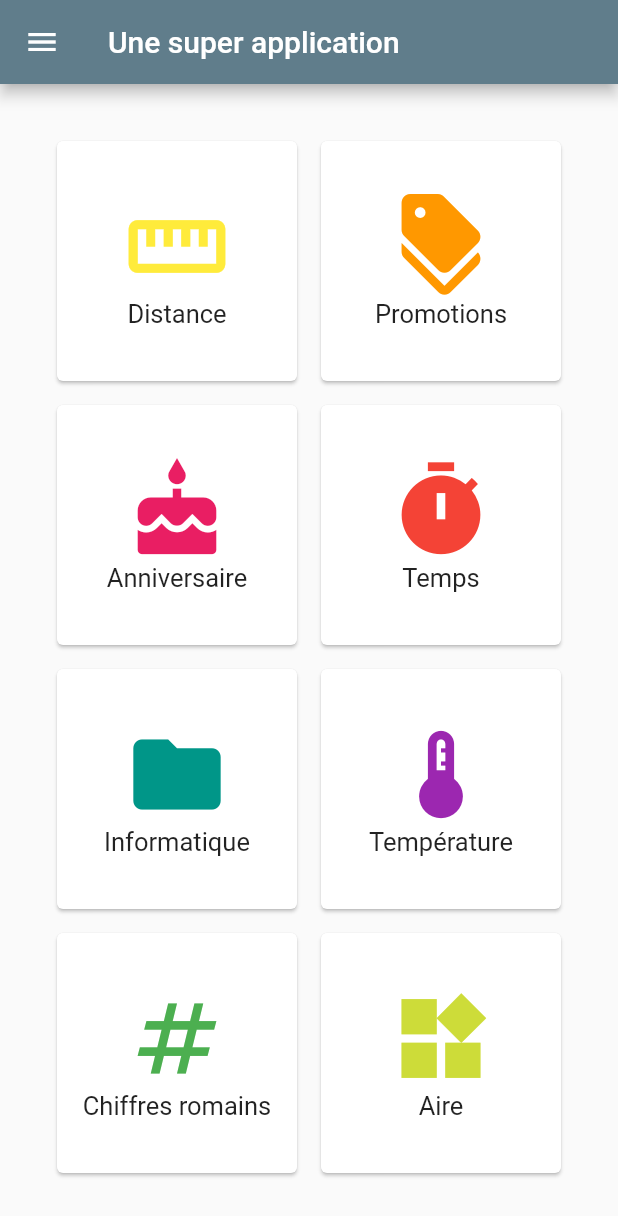
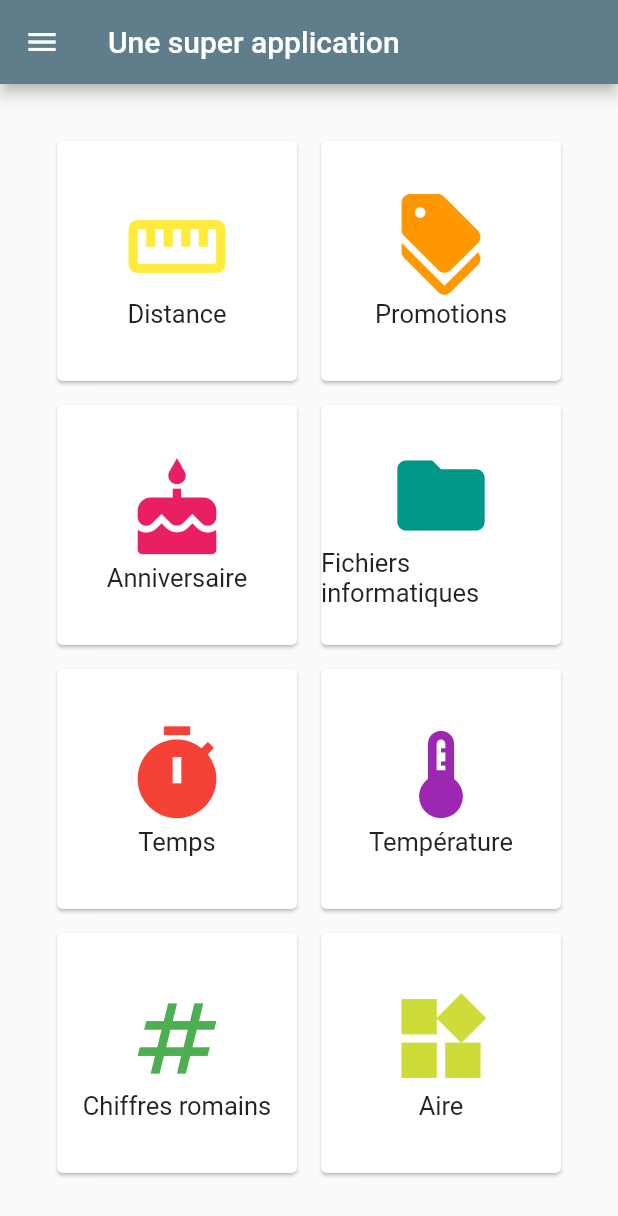
Before and after one commit to lucasdsm78/UtilitaireFlutter, a Flutter app: the screen it shows after launch, on a phone screen of 412 x 824 dp. Shown: the top 1216 px of the screen. Run offline on Flutter 3.47's test engine with Material 2 defaults, Android fonts, the light colour scheme and no system bars.

Commit message:
update des routes du menu

```diff
--- a/lib/widgets/_AreaConverterPage.dart
+++ b/lib/widgets/_AreaConverterPage.dart
@@ -2,7 +2,7 @@ import 'package:flutter/material.dart';
 import 'package:flutter/services.dart';
 
 class AreaConverterPage extends StatefulWidget {
-  static const tag = 'area_page';
+  static const tag = 'aire';
 
   @override
   _AreaConverterPageState createState() => _AreaConverterPageState();
--- a/lib/widgets/_DistanceConverterPage.dart
+++ b/lib/widgets/_DistanceConverterPage.dart
@@ -2,7 +2,7 @@ import 'package:flutter/material.dart';
 import 'package:flutter/services.dart';
 
 class DistanceConverterPage extends StatefulWidget {
-  static const tag = 'distance_page';
+  static const tag = 'distance';
 
   @override
   _DistanceConverterPageState createState() => _DistanceConverterPageState();
--- a/lib/widgets/_FileSizePage.dart
+++ b/lib/widgets/_FileSizePage.dart
@@ -2,7 +2,7 @@ import 'package:flutter/material.dart';
 import 'package:flutter/services.dart';
 
 class FileSizePage extends StatefulWidget {
-  static const tag = 'file_size_page';
+  static const tag = 'fichiers_informatiques';
 
   @override
   _FileSizePageState createState() => _FileSizePageState();
--- a/lib/widgets/_HomePage.dart
+++ b/lib/widgets/_HomePage.dart
@@ -7,9 +7,11 @@ import 'package:utilitaire_flutter/widgets/userYears.dart';
 import 'package:utilitaire_flutter/widgets/calculatePromotion.dart';
 import 'package:utilitaire_flutter/widgets/dateDifference.dart';
 import 'package:utilitaire_flutter/widgets/_AreaConverterPage.dart';
+import 'package:utilitaire_flutter/widgets/convertTemperature.dart';
+import 'package:utilitaire_flutter/widgets/_RomanNumerals.dart';
 
 class HomePage extends StatefulWidget {
-  static const tag = 'home_page';
+  static const tag = 'accueil';
   @override
   _HomePageState createState() => _HomePageState();
 }
@@ -30,10 +32,10 @@ class _HomePageState extends State<HomePage> {
             MenuItem('Distance', Icons.straighten , Colors.yellow, DistanceConverterPage.tag),
             MenuItem('Promotions', Icons.discount , Colors.orange, CalculatePromotion.tag),
             MenuItem('Anniversaire', Icons.cake , Colors.pink, UserYear.tag),
+            MenuItem('Fichiers informatiques', Icons.folder , Colors.teal, FileSizePage.tag),
             MenuItem('Temps', Icons.timer , Colors.red, MyDateDifference.tag),
-            MenuItem('Informatique', Icons.folder , Colors.teal, FileSizePage.tag),
-            MenuItem('Température', Icons.thermostat , Colors.purple, HomePage.tag),
-            MenuItem('Chiffres romains', Icons.numbers , Colors.green, HomePage.tag),
+            MenuItem('Température', Icons.thermostat , Colors.purple, ConvertTemperatureForm.tag),
+            MenuItem('Chiffres romains', Icons.numbers , Colors.green, RomanNumeralsPage.tag),
             MenuItem('Aire', Icons.widgets , Colors.lime, AreaConverterPage.tag),
           ],
         ) : ListView(
@@ -43,10 +45,10 @@ class _HomePageState extends State<HomePage> {
             MenuItem('Distance', Icons.straighten , Colors.yellow, DistanceConverterPage.tag),
             MenuItem('Promotions', Icons.discount , Colors.orange, CalculatePromotion.tag),
             MenuItem('Anniversaire', Icons.cake , Colors.pink, UserYear.tag),
+            MenuItem('Fichiers informatiques', Icons.folder , Colors.teal, FileSizePage.tag),
             MenuItem('Temps', Icons.timer , Colors.red, MyDateDifference.tag),
-            MenuItem('Informatique', Icons.folder , Colors.teal, FileSizePage.tag),
-            MenuItem('Température', Icons.thermostat , Colors.purple, HomePage.tag),
-            MenuItem('Chiffres romains', Icons.numbers , Colors.green, HomePage.tag),
+            MenuItem('Température', Icons.thermostat , Colors.purple, ConvertTemperatureForm.tag),
+            MenuItem('Chiffres romains', Icons.numbers , Colors.green, RomanNumeralsPage.tag),
             MenuItem('Aire', Icons.widgets , Colors.lime, AreaConverterPage.tag),
           ],
         ),
@@ -61,15 +63,21 @@ class _HomePageState extends State<HomePage> {
           children: [
             const DrawerHeader(
               decoration: BoxDecoration(
-                color: Colors.blue,
+                color: Colors.blueGrey,
               ),
-              child: Text('Drawer Header'),
+              child:
+              Text(
+                'Drawer Header',
+                style: TextStyle(
+                    color: Colors.white,
+                    fontSize: 16.0
+                ),
+              ),
             ),
             ListTile(
               title: const Text('Grid View'),
               onTap: () {
                 // Update the state of the app
-                // ...
                 setState(() {
                   _changeLayout = true;
                 });
@@ -77,10 +85,9 @@ class _HomePageState extends State<HomePage> {
               },
             ),
             ListTile(
-              title: const Text('Line View'),
+              title: const Text('List View'),
               onTap: () {
                 // Update the state of the app
-                // ...
                 // Then close the drawer
                 setState(() {
                   _changeLayout = false;
--- a/lib/widgets/_MyApp.dart
+++ b/lib/widgets/_MyApp.dart
@@ -6,6 +6,8 @@ import 'package:utilitaire_flutter/widgets/userYears.dart';
 import 'package:utilitaire_flutter/widgets/calculatePromotion.dart';
 import 'package:utilitaire_flutter/widgets/dateDifference.dart';
 import 'package:utilitaire_flutter/widgets/_AreaConverterPage.dart';
+import 'package:utilitaire_flutter/widgets/convertTemperature.dart';
+import 'package:utilitaire_flutter/widgets/_RomanNumerals.dart';
 
 class MyApp extends StatelessWidget {
 
@@ -22,6 +24,8 @@ class MyApp extends StatelessWidget {
         CalculatePromotion.tag: (context) => CalculatePromotion(),
         MyDateDifference.tag: (context) => MyDateDifference(),
         AreaConverterPage.tag: (context) => AreaConverterPage(),
+        ConvertTemperatureForm.tag: (context) => ConvertTemperatureForm(),
+        RomanNumeralsPage.tag: (context) => RomanNumeralsPage(),
       },
       theme: ThemeData(
         primarySwatch: Colors.blueGrey,
--- a/lib/widgets/dateDifference.dart
+++ b/lib/widgets/dateDifference.dart
@@ -2,7 +2,7 @@ import 'package:flutter/material.dart';
 import 'package:intl/intl.dart';
 
 class MyDateDifference extends StatefulWidget {
-  static const tag = 'timer_page';
+  static const tag = 'date_difference';
 
   @override
   State<MyDateDifference> createState() => _MyDateDifference();
@@ -68,7 +68,7 @@ class _MyDateDifference extends State<MyDateDifference> {
           mainAxisAlignment: MainAxisAlignment.center,
           children: <Widget>[
             const Text(
-              'Récupérer les 2 dates',
+              'Renseigner les 2 dates',
             ),
             const SizedBox(height: 100),
             Row(
--- a/lib/widgets/userYears.dart
+++ b/lib/widgets/userYears.dart
@@ -1,7 +1,7 @@
 import 'package:flutter/material.dart';
 
 class UserYear extends StatefulWidget {
-  static const tag = 'birthday_page';
+  static const tag = 'anniversaire';
 
   @override
   State<UserYear> createState() => _MyUserYear();
```
Also changed, not shown: lib/widgets/_RomanNumerals.dart (added, +26 -0 lines), lib/widgets/calculatePromotion.dart (+5 -5 lines), lib/widgets/convertTemperature.dart (+31 -27 lines).
